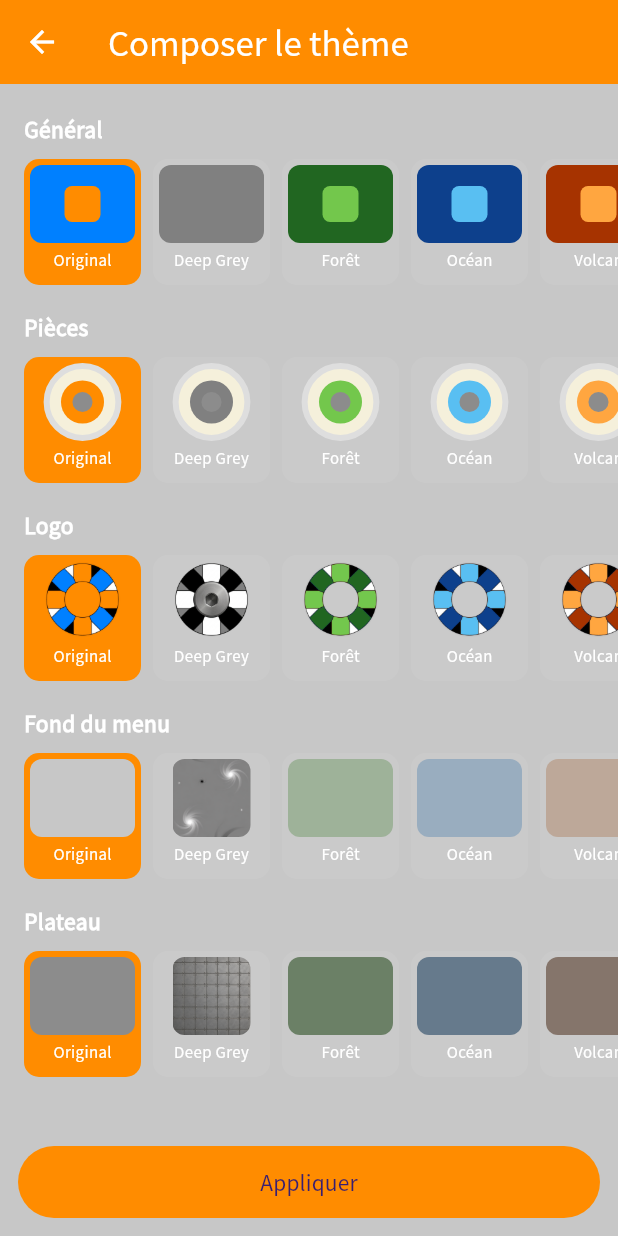
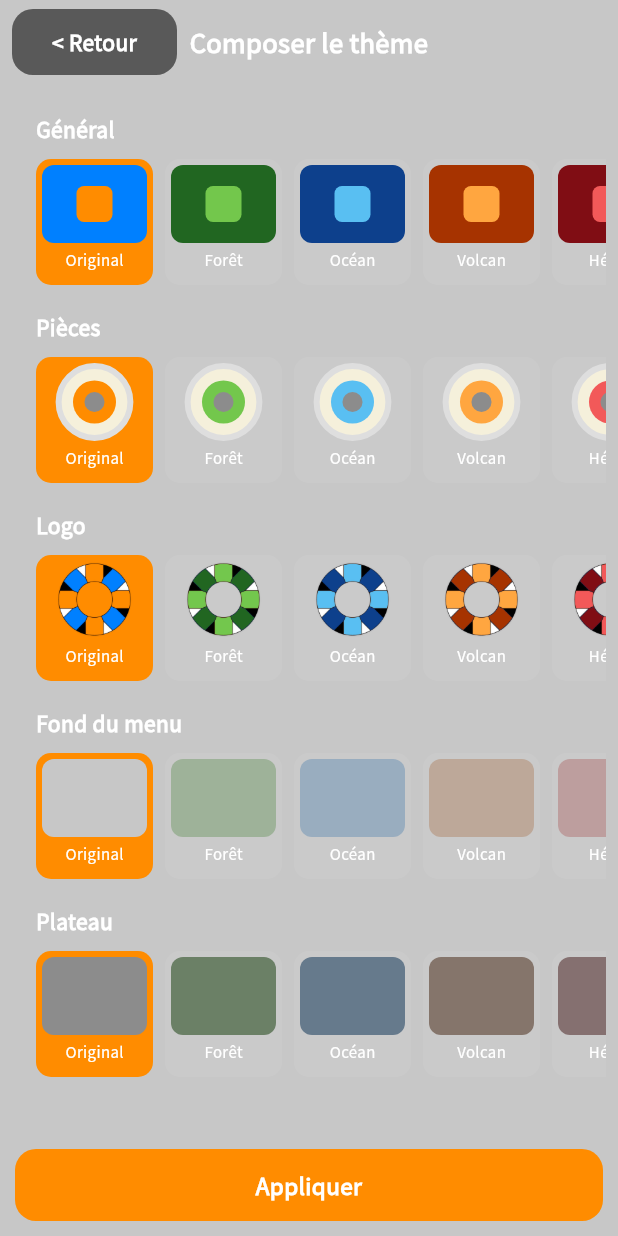
Before and after one commit to ninovieux-commits/La-Fuga, a Flutter app: the ThemeComposerScreen screen opened directly, on a phone screen of 412 x 824 dp. Run offline on Flutter 3.47's test engine with Material 3 defaults, Android fonts, the phone set to English and light mode, and no system bars; our stand-ins replace audioplayers, shared_preferences, socket_io_client; accounts and stored records are empty.

Commit message:
Messagerie, composeur et galerie de photos, au format de Kivy
Les trois derniers écrans qui portaient encore une barre de titre Material
reprennent le bandeau commun (« < Retour » + titre), et leur contenu la
forme de Kivy :

- la liste des conversations passe des lignes Material aux cartes grises
  de 64 de haut : avatar, pseudo, aperçu du dernier message (« Vous : … »
  quand il est de moi) et la pastille rouge des non-lus ;
- dans une conversation, mes messages sont du doré de Kivy et ceux d'en
  face du blanc cassé, taille 16 ;
- la galerie de photos retrouve son titre, sa grille de quatre colonnes et
  son bouton « Fermer ».

Au passage, l'ordre des thèmes : `THEME_ORDER` met Deep Grey en DERNIER,
alors que ma table le rangeait en deuxième. L'ordre est désormais unique
(`kThemeOrder`) et sert partout — sélecteur, composeur, galerie.

Co-Authored-By: Claude Opus 5 <noreply@anthropic.com>
Claude-Session: https://claude.ai/code/session_01Q1cbn5Ugh29j9rELgAbhqR

```diff
--- a/lib/theme/themes.dart
+++ b/lib/theme/themes.dart
@@ -84,15 +84,6 @@ const Map<String, ThemePalette> kThemes = {
     board: Color.fromRGBO(140, 140, 140, 1),
     menu: Color.fromRGBO(199, 199, 199, 1),
     grid: Color.fromRGBO(112, 112, 112, 1),
-  ),
-  'deepgrey': ThemePalette(
-    clair: Color.fromRGBO(128, 128, 128, 1),
-    fonce: Color.fromRGBO(128, 128, 128, 1),
-    clairDim: Color.fromRGBO(64, 64, 64, 1),
-    fonceDim: Color.fromRGBO(64, 64, 64, 1),
-    board: Color.fromRGBO(128, 128, 128, 1),
-    menu: Color.fromRGBO(184, 184, 184, 1),
-    grid: Color.fromRGBO(102, 102, 102, 1),
   ),
   'foret': ThemePalette(
     clair: Color.fromRGBO(115, 199, 76, 1),
@@ -229,7 +220,38 @@ const Map<String, ThemePalette> kThemes = {
     menu: Color.fromRGBO(128, 128, 128, 1),
     grid: Color.fromRGBO(89, 51, 31, 1),
   ),
+  'deepgrey': ThemePalette(
+    clair: Color.fromRGBO(128, 128, 128, 1),
+    fonce: Color.fromRGBO(128, 128, 128, 1),
+    clairDim: Color.fromRGBO(64, 64, 64, 1),
+    fonceDim: Color.fromRGBO(64, 64, 64, 1),
+    board: Color.fromRGBO(128, 128, 128, 1),
+    menu: Color.fromRGBO(184, 184, 184, 1),
+    grid: Color.fromRGBO(102, 102, 102, 1),
+  ),
 };
+
+/// Ordre d'affichage des thèmes — `THEME_ORDER` de Kivy. C'est celui des
+/// sélecteurs, du composeur et du choix de photo.
+const List<String> kThemeOrder = [
+  'original',
+  'foret',
+  'ocean',
+  'volcan',
+  'hemo',
+  'spatial',
+  'imperial',
+  'royal',
+  'terre',
+  'bonbon',
+  'arcenciel',
+  'etoile',
+  'medieval',
+  'fleur',
+  'insectes',
+  'dragon',
+  'deepgrey',
+];
 
 /// Nom affiché de chaque thème.
 const Map<String, String> kThemeLabels = {
--- a/lib/ui/screens/theme_composer_screen.dart
+++ b/lib/ui/screens/theme_composer_screen.dart
@@ -13,6 +13,8 @@ import '../../net/online_service.dart';
 import '../../state/settings.dart';
 import '../../theme/theme_assets.dart';
 import '../../theme/themes.dart';
+import '../widgets/fuga_button.dart';
+import '../widgets/fuga_header.dart';
 import '../widgets/profile_photo.dart';
 
 /// Les cinq axes, dans l'ordre de Kivy.
@@ -67,26 +69,37 @@ class _ThemeComposerScreenState extends State<ThemeComposerScreen> {
 
     return Scaffold(
       backgroundColor: paletteOf(_axes.menu).menu,
-      appBar: AppBar(
-        backgroundColor: palette.clair,
-        foregroundColor: Colors.white,
-        title: Text(T('Composer le thème')),
+      body: SafeArea(
+        child: Column(
+          children: [
+            FugaHeader(
+              back: T('< Retour'),
+              title: T('Composer le thème'),
+              titleSize: 17,
+              titleColor: Colors.white,
+              bold: true,
+              onBack: () => Navigator.of(context).pop(),
             ),
-      body: ListView(
-        padding: const EdgeInsets.symmetric(vertical: 8),
+            Expanded(
+              child: ListView(
+                padding: const EdgeInsets.all(8),
                 children: [
-          for (final (axis, label) in kThemeAxisLabels) _section(axis, label),
+                  for (final (axis, label) in kThemeAxisLabels)
+                    _section(axis, label),
                 ],
               ),
-      bottomNavigationBar: Padding(
-        padding: const EdgeInsets.all(12),
-        child: FilledButton(
-          style: FilledButton.styleFrom(
-            backgroundColor: palette.clair,
-            minimumSize: const Size.fromHeight(48),
             ),
+            Padding(
+              padding: const EdgeInsets.fromLTRB(10, 6, 10, 10),
+              child: FugaButton(
+                text: T('Appliquer'),
+                color: palette.clair,
+                fontSize: 15,
+                height: 48,
                 onPressed: _apply,
-          child: Text(T('Appliquer')),
+              ),
+            ),
+          ],
         ),
       ),
     );
@@ -114,7 +127,7 @@ class _ThemeComposerScreenState extends State<ThemeComposerScreen> {
             scrollDirection: Axis.horizontal,
             padding: const EdgeInsets.symmetric(horizontal: 12),
             children: [
-              for (final theme in kThemes.keys)
+              for (final theme in kThemeOrder)
                 _cell(axis, theme, chosen: theme == selected),
             ],
           ),
--- a/lib/ui/widgets/fuga_header.dart
+++ b/lib/ui/widgets/fuga_header.dart
@@ -15,6 +15,8 @@ class FugaHeader extends StatelessWidget implements PreferredSizeWidget {
     required this.title,
     required this.onBack,
     this.titleSize = 28,
+    this.titleColor = Colors.black,
+    this.bold = false,
   });
 
   /// Intitulé du bouton de retour, barre chevron comprise : `< Menu`.
@@ -26,6 +28,12 @@ class FugaHeader extends StatelessWidget implements PreferredSizeWidget {
   /// Kivy varie la taille du titre d'un écran à l'autre : 32 pour
   /// l'historique, 28 pour ses deux listes, 26 pour le lecteur.
   final double titleSize;
+
+  /// Noir partout, sauf sur le composeur de thèmes où Kivy l'écrit en blanc.
+  final Color titleColor;
+
+  /// Les titres en gras (messagerie, composeur) ne sont pas en italique.
+  final bool bold;
 
   static const double _sideWidth = 110;
 
@@ -56,8 +64,9 @@ class FugaHeader extends StatelessWidget implements PreferredSizeWidget {
               overflow: TextOverflow.ellipsis,
               style: TextStyle(
                 fontSize: titleSize,
-                fontStyle: FontStyle.italic,
-                color: Colors.black,
+                fontStyle: bold ? FontStyle.normal : FontStyle.italic,
+                fontWeight: bold ? FontWeight.bold : FontWeight.normal,
+                color: titleColor,
               ),
             ),
           ),
```
Also changed, not shown: lib/ui/screens/conversations_screen.dart (+110 -44 lines), lib/ui/screens/photo_picker.dart (+36 -9 lines), lib/ui/screens/settings_screen.dart (+0 -21 lines). Lines whose indentation alone changed are shown as unchanged.
